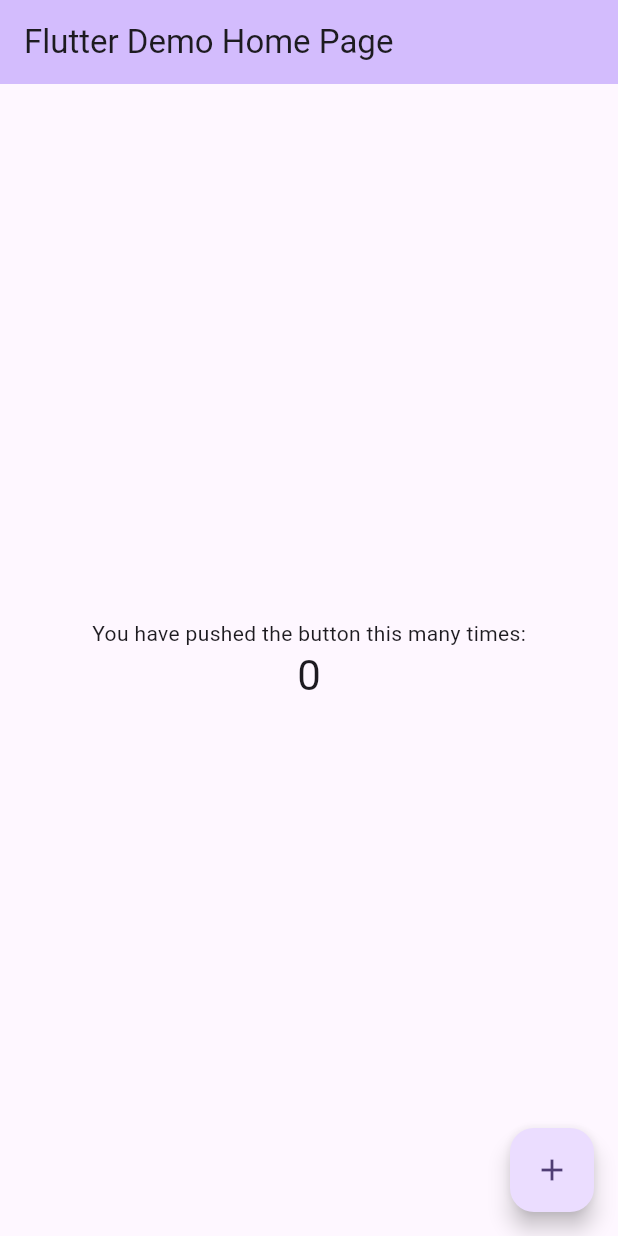
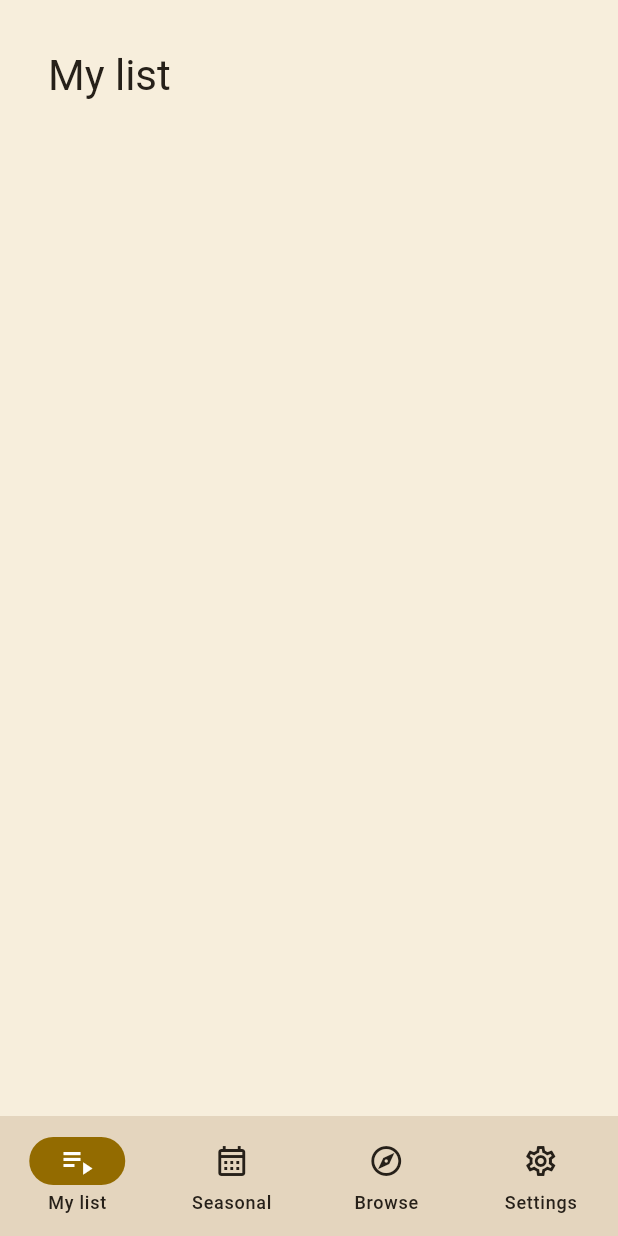
Before and after one commit to IvanMartinyuk/Anitorr, a Flutter app: the screen it shows after launch, on a phone screen of 412 x 824 dp. Run offline on Flutter 3.47's test engine with Material 3 defaults, Android fonts, the light colour scheme and no system bars; our stand-ins replace flutter_riverpod, go_router.

Commit message:
created main page layout

```diff
--- /dev/null
+++ b/lib/app/app.dart
@@ -0,0 +1,23 @@
+import 'package:flutter/material.dart';
+import 'package:flutter_riverpod/flutter_riverpod.dart';
+
+import 'router.dart';
+import 'theme/app_theme.dart';
+
+class AnitorrApp extends ConsumerWidget {
+  const AnitorrApp({super.key});
+
+  @override
+  Widget build(BuildContext context, WidgetRef ref) {
+    final router = ref.watch(appRouterProvider);
+
+    return MaterialApp.router(
+      title: 'Anitorr',
+      debugShowCheckedModeBanner: false,
+      theme: AppTheme.light(),
+      darkTheme: AppTheme.dark(),
+      themeMode: ThemeMode.system,
+      routerConfig: router,
+    );
+  }
+}
--- /dev/null
+++ b/lib/app/router.dart
@@ -0,0 +1,64 @@
+import 'package:flutter_riverpod/flutter_riverpod.dart';
+import 'package:go_router/go_router.dart';
+
+import '../features/browse/presentation/browse_page.dart';
+import '../features/my_list/presentation/my_list_page.dart';
+import '../features/seasonal/presentation/seasonal_page.dart';
+import '../features/settings/presentation/settings_page.dart';
+import '../shared/widgets/app_shell.dart';
+
+final appRouterProvider = Provider<GoRouter>((ref) {
+  return GoRouter(
+    initialLocation: AppRoute.myList.path,
+    routes: [
+      ShellRoute(
+        builder: (context, state, child) {
+          return AppShell(location: state.uri.path, child: child);
+        },
+        routes: [
+          GoRoute(
+            path: AppRoute.myList.path,
+            name: AppRoute.myList.name,
+            pageBuilder: (context, state) {
+              return const NoTransitionPage<void>(child: MyListPage());
+            },
+          ),
+          GoRoute(
+            path: AppRoute.seasonal.path,
+            name: AppRoute.seasonal.name,
+            pageBuilder: (context, state) {
+              return const NoTransitionPage<void>(child: SeasonalPage());
+            },
+          ),
+          GoRoute(
+            path: AppRoute.browse.path,
+            name: AppRoute.browse.name,
+            pageBuilder: (context, state) {
+              return const NoTransitionPage<void>(child: BrowsePage());
+            },
+          ),
+          GoRoute(
+            path: AppRoute.settings.path,
+            name: AppRoute.settings.name,
+            pageBuilder: (context, state) {
+              return const NoTransitionPage<void>(child: SettingsPage());
+            },
+          ),
+        ],
+      ),
+    ],
+  );
+});
+
+enum AppRoute {
+  myList('/my-list', 'my-list', 'My list'),
+  seasonal('/seasonal', 'seasonal', 'Seasonal'),
+  browse('/browse', 'browse', 'Browse'),
+  settings('/settings', 'settings', 'Settings');
+
+  const AppRoute(this.path, this.name, this.label);
+
+  final String path;
+  final String name;
+  final String label;
+}
--- /dev/null
+++ b/lib/app/theme/app_theme.dart
@@ -0,0 +1,75 @@
+import 'package:flutter/material.dart';
+
+class AppTheme {
+  const AppTheme._();
+
+  static ThemeData light() {
+    const colorScheme = ColorScheme(
+      brightness: Brightness.light,
+      primary: Color(0xFF5F7848),
+      onPrimary: Color(0xFFFFFFFF),
+      primaryContainer: Color(0xFFD2BEA2),
+      onPrimaryContainer: Color(0xFF262019),
+      secondary: Color(0xFF936B00),
+      onSecondary: Color(0xFFFFFFFF),
+      error: Color(0xFFBA1A1A),
+      onError: Color(0xFFFFFFFF),
+      surface: Color(0xFFF7EEDC),
+      onSurface: Color(0xFF262019),
+      surfaceContainer: Color(0xFFE4D5BE),
+    );
+
+    return _theme(colorScheme);
+  }
+
+  static ThemeData dark() {
+    const colorScheme = ColorScheme(
+      brightness: Brightness.dark,
+      primary: Color(0xFF25E0D3),
+      onPrimary: Color(0xFF003735),
+      primaryContainer: Color(0xFF303039),
+      onPrimaryContainer: Color(0xFFE5E1E8),
+      secondary: Color(0xFFB9B4C4),
+      onSecondary: Color(0xFF302D38),
+      error: Color(0xFFFFB4AB),
+      onError: Color(0xFF690005),
+      surface: Color(0xFF1B1B20),
+      onSurface: Color(0xFFE5E1E8),
+      surfaceContainer: Color(0xFF3E3E46),
+    );
+
+    return _theme(colorScheme);
+  }
+
+  static ThemeData _theme(ColorScheme colorScheme) {
+    final baseTheme = ThemeData(
+      useMaterial3: true,
+      colorScheme: colorScheme,
+      scaffoldBackgroundColor: colorScheme.surface,
+    );
+
+    return baseTheme.copyWith(
+      appBarTheme: AppBarTheme(
+        centerTitle: false,
+        backgroundColor: colorScheme.surface,
+        foregroundColor: colorScheme.onSurface,
+        elevation: 0,
+      ),
+      cardTheme: CardThemeData(
+        color: colorScheme.surfaceContainerHighest,
+        elevation: 0,
+        margin: EdgeInsets.zero,
+        shape: RoundedRectangleBorder(borderRadius: BorderRadius.circular(8)),
+      ),
+      navigationRailTheme: NavigationRailThemeData(
+        backgroundColor: colorScheme.surfaceContainer,
+        selectedIconTheme: IconThemeData(color: colorScheme.primary),
+        selectedLabelTextStyle: TextStyle(color: colorScheme.primary),
+        unselectedIconTheme: IconThemeData(color: colorScheme.onSurfaceVariant),
+        unselectedLabelTextStyle: TextStyle(
+          color: colorScheme.onSurfaceVariant,
+        ),
+      ),
+    );
+  }
+}
--- /dev/null
+++ b/lib/features/browse/presentation/browse_page.dart
@@ -0,0 +1,5 @@
+import '../../../shared/widgets/empty_page.dart';
+
+class BrowsePage extends EmptyPage {
+  const BrowsePage({super.key}) : super(title: 'Browse');
+}
--- /dev/null
+++ b/lib/features/my_list/presentation/my_list_page.dart
@@ -0,0 +1,5 @@
+import '../../../shared/widgets/empty_page.dart';
+
+class MyListPage extends EmptyPage {
+  const MyListPage({super.key}) : super(title: 'My list');
+}
--- /dev/null
+++ b/lib/features/seasonal/presentation/seasonal_page.dart
@@ -0,0 +1,5 @@
+import '../../../shared/widgets/empty_page.dart';
+
+class SeasonalPage extends EmptyPage {
+  const SeasonalPage({super.key}) : super(title: 'Seasonal');
+}
--- /dev/null
+++ b/lib/features/settings/presentation/settings_page.dart
@@ -0,0 +1,5 @@
+import '../../../shared/widgets/empty_page.dart';
+
+class SettingsPage extends EmptyPage {
+  const SettingsPage({super.key}) : super(title: 'Settings');
+}
--- a/lib/main.dart
+++ b/lib/main.dart
@@ -1,122 +1,8 @@
 import 'package:flutter/material.dart';
+import 'package:flutter_riverpod/flutter_riverpod.dart';
+
+import 'app/app.dart';
 
 void main() {
-  runApp(const MyApp());
+  runApp(const ProviderScope(child: AnitorrApp()));
 }
-
-class MyApp extends StatelessWidget {
-  const MyApp({super.key});
-
-  // This widget is the root of your application.
-  @override
-  Widget build(BuildContext context) {
-    return MaterialApp(
-      title: 'Flutter Demo',
-      theme: ThemeData(
-        // This is the theme of your application.
-        //
-        // TRY THIS: Try running your application with "flutter run". You'll see
-        // the application has a purple toolbar. Then, without quitting the app,
-        // try changing the seedColor in the colorScheme below to Colors.green
-        // and then invoke "hot reload" (save your changes or press the "hot
-        // reload" button in a Flutter-supported IDE, or press "r" if you used
-        // the command line to start the app).
-        //
-        // Notice that the counter didn't reset back to zero; the application
-        // state is not lost during the reload. To reset the state, use hot
-        // restart instead.
-        //
-        // This works for code too, not just values: Most code changes can be
-        // tested with just a hot reload.
-        colorScheme: .fromSeed(seedColor: Colors.deepPurple),
-      ),
-      home: const MyHomePage(title: 'Flutter Demo Home Page'),
-    );
-  }
-}
-
-class MyHomePage extends StatefulWidget {
-  const MyHomePage({super.key, required this.title});
-
-  // This widget is the home page of your application. It is stateful, meaning
-  // that it has a State object (defined below) that contains fields that affect
-  // how it looks.
-
-  // This class is the configuration for the state. It holds the values (in this
-  // case the title) provided by the parent (in this case the App widget) and
-  // used by the build method of the State. Fields in a Widget subclass are
-  // always marked "final".
-
-  final String title;
-
-  @override
-  State<MyHomePage> createState() => _MyHomePageState();
-}
-
-class _MyHomePageState extends State<MyHomePage> {
-  int _counter = 0;
-
-  void _incrementCounter() {
-    setState(() {
-      // This call to setState tells the Flutter framework that something has
-      // changed in this State, which causes it to rerun the build method below
-      // so that the display can reflect the updated values. If we changed
-      // _counter without calling setState(), then the build method would not be
-      // called again, and so nothing would appear to happen.
-      _counter++;
-    });
-  }
-
-  @override
-  Widget build(BuildContext context) {
-    // This method is rerun every time setState is called, for instance as done
-    // by the _incrementCounter method above.
-    //
-    // The Flutter framework has been optimized to make rerunning build methods
-    // fast, so that you can just rebuild anything that needs updating rather
-    // than having to individually change instances of widgets.
-    return Scaffold(
-      appBar: AppBar(
-        // TRY THIS: Try changing the color here to a specific color (to
-        // Colors.amber, perhaps?) and trigger a hot reload to see the AppBar
-        // change color while the other colors stay the same.
-        backgroundColor: Theme.of(context).colorScheme.inversePrimary,
-        // Here we take the value from the MyHomePage object that was created by
-        // the App.build method, and use it to set our appbar title.
-        title: Text(widget.title),
-      ),
-      body: Center(
-        // Center is a layout widget. It takes a single child and positions it
-        // in the middle of the parent.
-        child: Column(
-          // Column is also a layout widget. It takes a list of children and
-          // arranges them vertically. By default, it sizes itself to fit its
-          // children horizontally, and tries to be as tall as its parent.
-          //
-          // Column has various properties to control how it sizes itself and
-          // how it positions its children. Here we use mainAxisAlignment to
-          // center the children vertically; the main axis here is the vertical
-          // axis because Columns are vertical (the cross axis would be
-          // horizontal).
-          //
-          // TRY THIS: Invoke "debug painting" (choose the "Toggle Debug Paint"
-          // action in the IDE, or press "p" in the console), to see the
-          // wireframe for each widget.
-          mainAxisAlignment: .center,
-          children: [
-            const Text('You have pushed the button this many times:'),
-            Text(
-              '$_counter',
-              style: Theme.of(context).textTheme.headlineMedium,
-            ),
-          ],
-        ),
-      ),
-      floatingActionButton: FloatingActionButton(
-        onPressed: _incrementCounter,
-        tooltip: 'Increment',
-        child: const Icon(Icons.add),
-      ),
-    );
-  }
-}
--- /dev/null
+++ b/lib/shared/widgets/app_shell.dart
@@ -0,0 +1,160 @@
+import 'package:flutter/material.dart';
+import 'package:go_router/go_router.dart';
+
+import '../../app/router.dart';
+
+class AppShell extends StatelessWidget {
+  const AppShell({required this.location, required this.child, super.key});
+
+  final String location;
+  final Widget child;
+
+  @override
+  Widget build(BuildContext context) {
+    return LayoutBuilder(
+      builder: (context, constraints) {
+        final useSidebar = constraints.maxWidth >= 720;
+
+        if (useSidebar) {
+          return Scaffold(
+            body: Row(
+              children: [
+                _SidebarNavigation(location: location),
+                Expanded(child: child),
+              ],
+            ),
+          );
+        }
+
+        return Scaffold(
+          body: child,
+          bottomNavigationBar: _BottomNavigation(location: location),
+        );
+      },
+    );
+  }
+}
+
+class _SidebarNavigation extends StatelessWidget {
+  const _SidebarNavigation({required this.location});
+
+  final String location;
+
+  @override
+  Widget build(BuildContext context) {
+    final colorScheme = Theme.of(context).colorScheme;
+
+    return DecoratedBox(
+      decoration: BoxDecoration(color: colorScheme.surfaceContainer),
+      child: SizedBox(
+        width: 240,
+        child: SafeArea(
+          child: Padding(
+            padding: const EdgeInsets.fromLTRB(16, 8, 16, 8),
+            child: Column(
+              crossAxisAlignment: CrossAxisAlignment.start,
+              children: [
+                Padding(
+                  padding: const EdgeInsets.only(bottom: 4),
+                  child: Center(
+                    child: Image.asset(
+                      'docs/design/assets/images/logo.png',
+                      width: 160,
+                      height: 160,
+                    ),
+                  ),
+                ),
+                Expanded(
+                  child: ListView(
+                    children: [
+                      for (final item in _navigationItems)
+                        _SidebarDestination(
+                          item: item,
+                          selected: item.route.path == location,
+                        ),
+                    ],
+                  ),
+                ),
+              ],
+            ),
+          ),
+        ),
+      ),
+    );
+  }
+}
+
+class _SidebarDestination extends StatelessWidget {
+  const _SidebarDestination({required this.item, required this.selected});
+
+  final _NavigationItem item;
+  final bool selected;
+
+  @override
+  Widget build(BuildContext context) {
+    final colorScheme = Theme.of(context).colorScheme;
+
+    return Padding(
+      padding: const EdgeInsets.only(bottom: 8),
+      child: AnimatedContainer(
+        duration: const Duration(milliseconds: 160),
+        curve: Curves.easeOut,
+        decoration: BoxDecoration(
+          color: selected ? colorScheme.primaryContainer : Colors.transparent,
+          borderRadius: BorderRadius.circular(8),
+        ),
+        child: ListTile(
+          selected: selected,
+          selectedColor: colorScheme.primary,
+          iconColor: colorScheme.onSurfaceVariant,
+          textColor: colorScheme.onSurfaceVariant,
+          shape: RoundedRectangleBorder(borderRadius: BorderRadius.circular(8)),
+          leading: Icon(item.icon),
+          title: Text(item.route.label),
+          onTap: () => context.go(item.route.path),
+        ),
+      ),
+    );
+  }
+}
+
+class _BottomNavigation extends StatelessWidget {
+  const _BottomNavigation({required this.location});
+
+  final String location;
+
+  @override
+  Widget build(BuildContext context) {
+    final selectedIndex = _navigationItems.indexWhere(
+      (item) => item.route.path == location,
+    );
+
+    return NavigationBar(
+      selectedIndex: selectedIndex < 0 ? 0 : selectedIndex,
+      onDestinationSelected: (index) {
+        context.go(_navigationItems[index].route.path);
+      },
+      destinations: [
+        for (final item in _navigationItems)
+          NavigationDestination(icon: Icon(item.icon), label: item.route.label),
+      ],
+    );
+  }
+}
+
+class _NavigationItem {
+  const _NavigationItem({required this.route, required this.icon});
+
+  final AppRoute route;
+  final IconData icon;
+}
+
+const _navigationItems = [
+  _NavigationItem(route: AppRoute.myList, icon: Icons.playlist_play_outlined),
+  _NavigationItem(
+    route: AppRoute.seasonal,
+    icon: Icons.calendar_month_outlined,
+  ),
+  _NavigationItem(route: AppRoute.browse, icon: Icons.explore_outlined),
+  _NavigationItem(route: AppRoute.settings, icon: Icons.settings_outlined),
+];
--- a/pubspec.yaml
+++ b/pubspec.yaml
@@ -55,7 +55,8 @@ flutter:
   uses-material-design: true
 
   # To add assets to your application, add an assets section, like this:
-  # assets:
+  assets:
+    - docs/design/assets/images/logo.png
   #   - images/a_dot_burr.jpeg
   #   - images/a_dot_ham.jpeg
 
```
Also changed, not shown: lib/shared/widgets/empty_page.dart (added, +22 -0 lines), docs/design/assets/images/logo.png (added), 5 other files.
